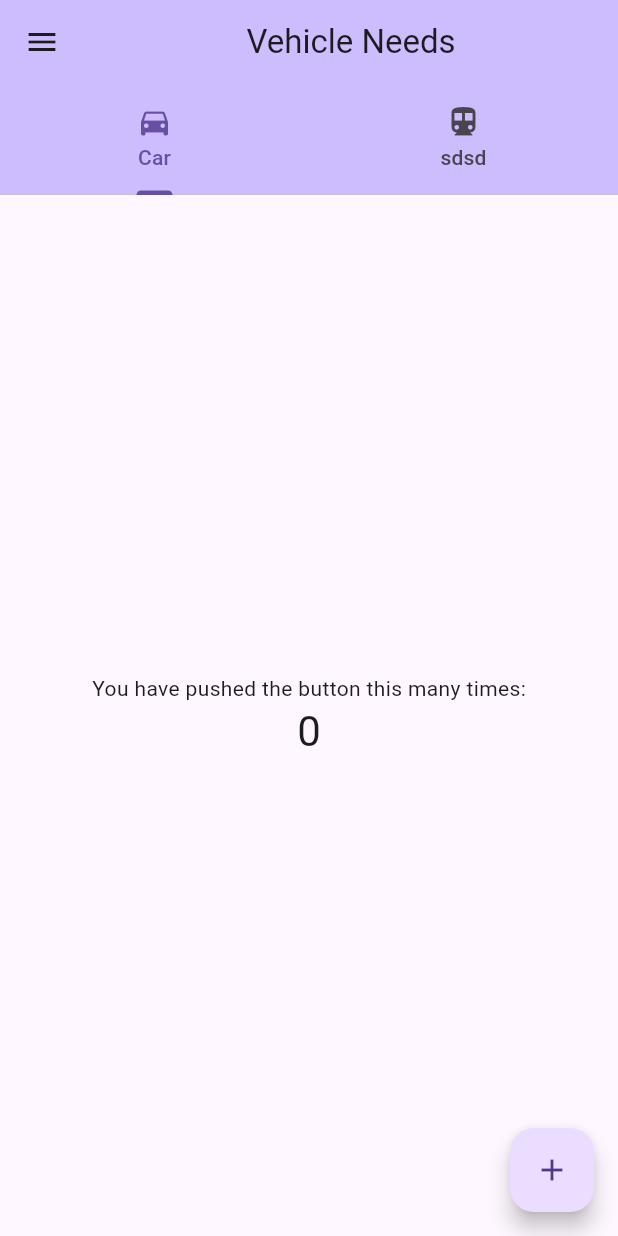
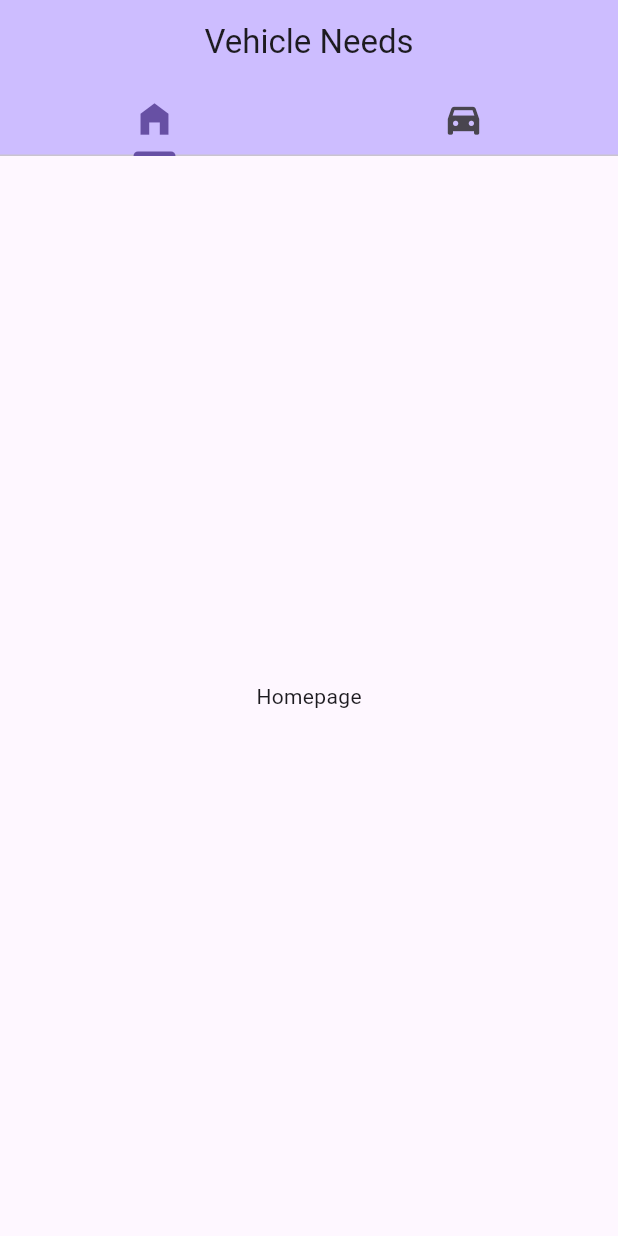
Before and after one commit to CJ-404/vehicle_needs, a Flutter app: the screen it shows after launch, on a phone screen of 412 x 824 dp. Run offline on Flutter 3.47's test engine with Material 3 defaults, Android fonts, the phone set to English and light mode, and no system bars.

Commit message:
create: main two pages with App Bar tabs

```diff
--- a/lib/main.dart
+++ b/lib/main.dart
@@ -32,15 +32,6 @@
 }
 
 class _MyHomePageState extends State<MyHomePage> {
-  int _counter = 0;
-
-  void _incrementCounter() {
-    setState(() {
-      print('Incrementing counter $_counter');
-      _counter++;
-    });
-  }
-
   @override
   Widget build(BuildContext context) {
     return MaterialApp(
@@ -50,60 +41,60 @@
           appBar: AppBar(
             bottom: const TabBar(
               tabs: <Widget>[
-                Tab(icon: Icon(Icons.directions_car), text: 'Car'),
                 Tab(
-                  icon: Icon(Icons.directions_transit),
-                  text: 'sdsd',
+                    icon: Icon(
+                  Icons.home_filled,
+                  semanticLabel: 'Home',
+                  size: 28,
+                )),
+                Tab(
+                  icon: Icon(
+                    Icons.directions_car_filled,
+                    semanticLabel: 'Registered Vehicles',
+                    size: 28,
+                  ),
                 ),
               ],
             ),
             backgroundColor: Theme.of(context).colorScheme.inversePrimary,
             title: Center(child: Text(widget.title)),
           ),
+          body: TabBarView(
+            children: [
+              Scaffold(
                 body: Center(
                   child: Column(
                     mainAxisAlignment: MainAxisAlignment.center,
                     children: <Widget>[
                       const Text(
-                  'You have pushed the button this many times:',
-                ),
-                Text(
-                  '$_counter',
-                  style: Theme.of(context).textTheme.headlineMedium,
+                        'Homepage',
                       ),
                     ],
                   ),
                 ),
-          drawer: Drawer(
-            child: ListView(
-              padding: EdgeInsets.zero,
+              ),
+              Scaffold(
+                body: Center(
+                  child: Column(
+                    mainAxisAlignment: MainAxisAlignment.center,
                     children: <Widget>[
-                const DrawerHeader(
-                  decoration: BoxDecoration(
-                    color: Colors.deepPurpleAccent,
-                  ),
-                  child: Text('Drawer Header'),
-                ),
-                ListTile(
-                  title: const Text('Item 1'),
-                  onTap: () {
-                    Navigator.pop(context);
-                  },
-                ),
-                ListTile(
-                  title: const Text('Item 2'),
-                  onTap: () {
-                    Navigator.pop(context);
-                  },
+                      const Center(
+                        child: Text(
+                            'All the Registered vehicles will be shown here'),
                       ),
                     ],
                   ),
                 ),
                 floatingActionButton: FloatingActionButton(
-            onPressed: _incrementCounter,
-            tooltip: 'Increment',
+                  backgroundColor: Theme.of(context).colorScheme.primary,
+                  foregroundColor: Theme.of(context).colorScheme.onPrimary,
+                  onPressed: null,
+                  tooltip: 'Register a new vehicle',
                   child: const Icon(Icons.add),
-          ), // This trailing comma makes auto-formatting nicer for build methods.
+                ),
+              ),
+            ],
+          ),
         ),
       ),
     );
```
Lines whose indentation alone changed are shown as unchanged.
